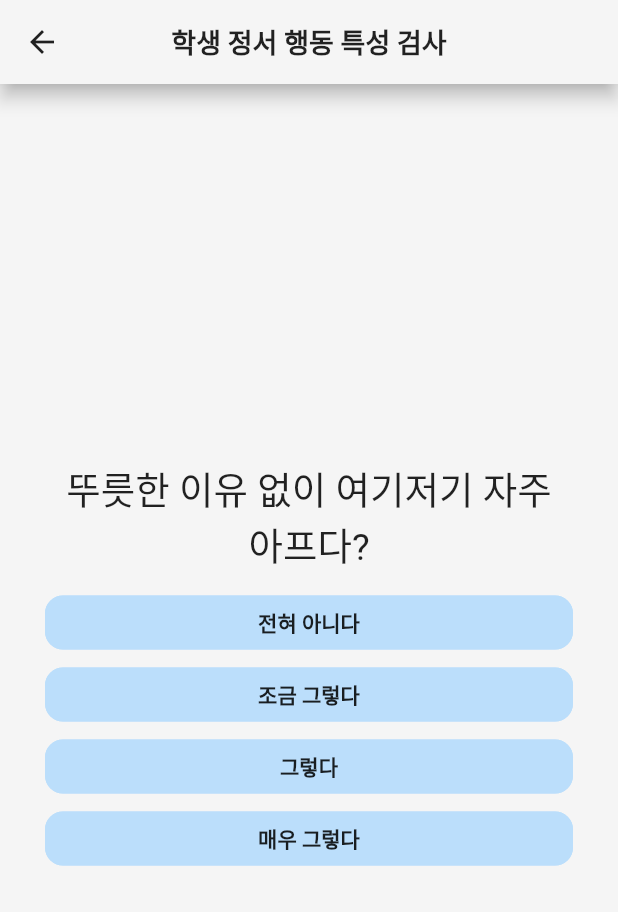
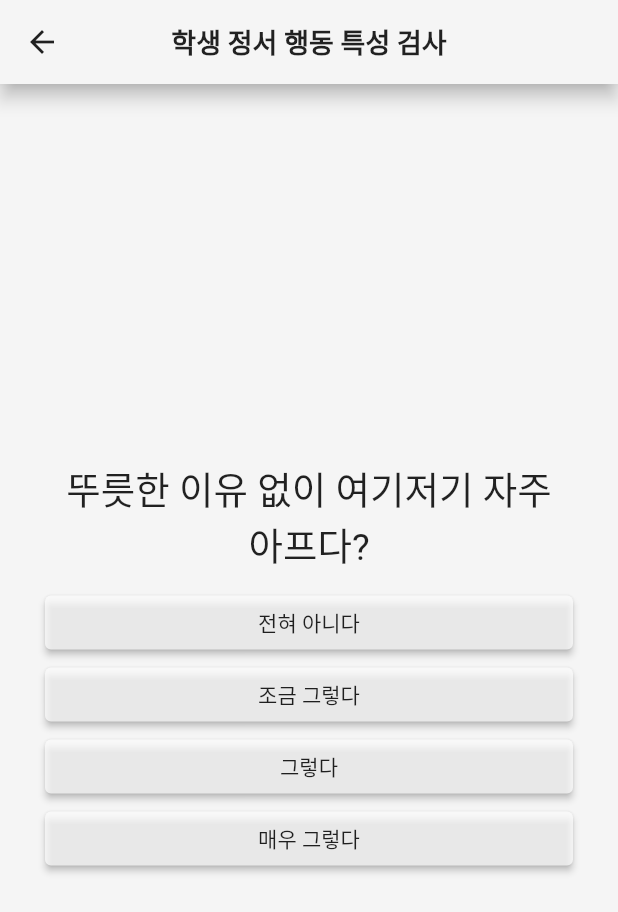
Before and after one commit to Amirularif/MentalHealthApp, a Flutter app: the StudentSurveyMainPage screen opened directly, on a phone screen of 412 x 824 dp. Shown: the top 912 px of the screen. Run offline on Flutter 3.47's test engine with Material 2 defaults, Android fonts, the phone set to English and light mode, and no system bars; our stand-ins replace animated_theme_switcher, google_fonts, syncfusion_flutter_charts.

Commit message:
flatbutton and elevatedbutton to textbutton and raisedbutton

```diff
--- a/lib/gad7_survey/result.dart
+++ b/lib/gad7_survey/result.dart
@@ -47,18 +47,16 @@ class Result extends StatelessWidget {
 
           SizedBox(height: 10),
 
-          FlatButton(
+          TextButton(
             child: Text(
               'Restart Survey?',
             ), //Text
-            textColor: Colors.blue,
             onPressed: resetHandler,
           ),
-          FlatButton(
+          TextButton(
             child: Text(
               'Back to Dashboard?',
             ), //Text
-            textColor: Colors.blue,
             onPressed: () {
               Navigator.push(
                 context,
--- a/lib/student_survey/answer.dart
+++ b/lib/student_survey/answer.dart
@@ -10,23 +10,16 @@ class Answer extends StatelessWidget {
   Widget build(BuildContext context) {
     return Container(
       width: double.infinity,
-      child: FlatButton(
+      child: ElevatedButton(
+        style: ElevatedButton.styleFrom(
+            primary: Colors.white70, onPrimary: Colors.black87
+        ),
         onPressed: selectHandler,
         child: Text(answerText,
             style: TextStyle(
-                fontWeight: FontWeight.bold,
                 color: Colors.black87
             )
         ),
-        textColor: Colors.black87,
-        shape: RoundedRectangleBorder(
-            side: BorderSide(
-                color: Colors.blue.shade100,
-                width: 1,
-                style: BorderStyle.solid),
-            borderRadius: BorderRadius.circular(12)
-        ),
-        color: Colors.blue.shade100,
         /*color: Colors.indigo,
         textColor: Colors.white,
         child: Text(answerText),
--- a/lib/student_survey/result.dart
+++ b/lib/student_survey/result.dart
@@ -47,18 +47,16 @@ class Result extends StatelessWidget {
 
           SizedBox(height: 10),
 
-          FlatButton(
+          TextButton(
             child: Text(
               'Restart Survey?',
             ), //Text
-            textColor: Colors.blue,
             onPressed: resetHandler,
           ),
-          FlatButton(
+          TextButton(
             child: Text(
               'Back to Dashboard?',
             ), //Text
-            textColor: Colors.blue,
             onPressed: () {
               Navigator.push(
                 context,
--- a/lib/util/mood_input.dart
+++ b/lib/util/mood_input.dart
@@ -17,7 +17,7 @@ class MoodInput {
           title: Text(title),
           content: Text(body),
           actions: <Widget>[
-            FlatButton(
+            TextButton(
               onPressed: () =>
                   Navigator.of(context).pop(DialogsAction.cancel),
               child: Text(
@@ -26,7 +26,7 @@ class MoodInput {
                     color: Colors.black87, fontWeight: FontWeight.bold),
               ),
             ),
-            FlatButton(
+            TextButton(
               onPressed: () => Navigator.of(context).pop(DialogsAction.yes),
               child: Text(
                 '저장',
```
Also changed, not shown: lib/gad7_survey/answer.dart (+4 -10 lines), pubspec.lock.
